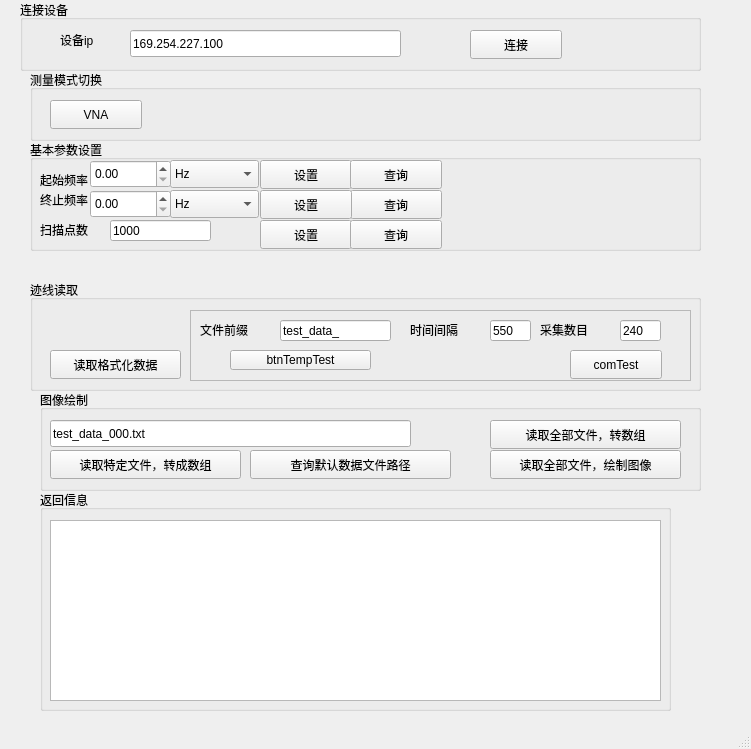
Before: the Qt Designer form mainwindow.ui in J4nnA/janna_51, drawn with Qt 5.
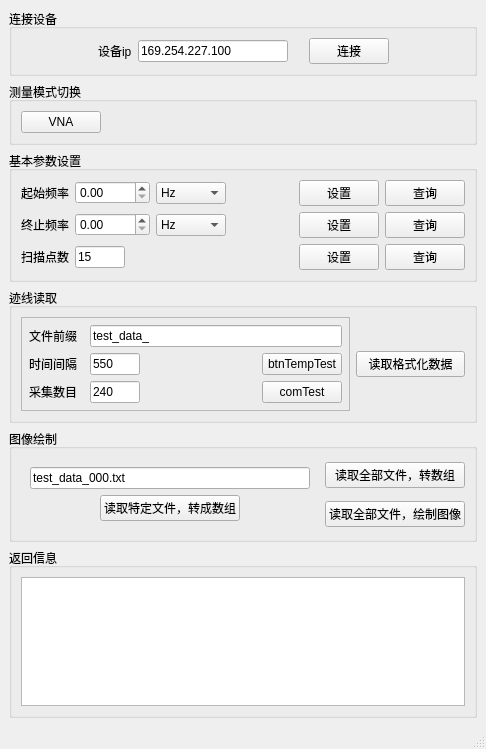
After: the same form once the commit is applied.

Commit message: 基于当前进度，完成了ui的优化

```diff
--- a/mainwindow.ui
+++ b/mainwindow.ui
@@ -6,7 +6,7 @@
    <rect>
     <x>0</x>
     <y>0</y>
-    <width>751</width>
+    <width>486</width>
     <height>749</height>
    </rect>
   </property>
@@ -14,153 +14,168 @@
    <string>MainWindow</string>
   </property>
   <widget class="QWidget" name="centralwidget">
-   <widget class="QGroupBox" name="groupBox_3">
-    <property name="geometry">
-     <rect>
-      <x>30</x>
-      <y>70</y>
-      <width>671</width>
-      <height>71</height>
-     </rect>
-    </property>
-    <property name="title">
-     <string>测量模式切换</string>
-    </property>
-    <widget class="QPushButton" name="btnVnaModeSwitch">
-     <property name="geometry">
-      <rect>
-       <x>20</x>
-       <y>30</y>
-       <width>92</width>
-       <height>29</height>
-      </rect>
-     </property>
-     <property name="text">
-      <string>VNA</string>
-     </property>
-    </widget>
-   </widget>
+   <layout class="QVBoxLayout" name="verticalLayout">
+    <item>
    <widget class="QGroupBox" name="groupBox">
-    <property name="geometry">
-     <rect>
-      <x>20</x>
-      <y>0</y>
-      <width>681</width>
-      <height>71</height>
-     </rect>
+      <property name="sizePolicy">
+       <sizepolicy hsizetype="Preferred" vsizetype="Preferred">
+        <horstretch>3</horstretch>
+        <verstretch>1</verstretch>
+       </sizepolicy>
     </property>
     <property name="title">
      <string>连接设备</string>
     </property>
+      <layout class="QHBoxLayout" name="horizontalLayout">
+       <item>
+        <spacer name="horizontalSpacer">
+         <property name="orientation">
+          <enum>Qt::Horizontal</enum>
+         </property>
+         <property name="sizeHint" stdset="0">
+          <size>
+           <width>40</width>
+           <height>20</height>
+          </size>
+         </property>
+        </spacer>
+       </item>
+       <item>
+        <widget class="QLabel" name="label">
+         <property name="text">
+          <string>设备ip</string>
+         </property>
+        </widget>
+       </item>
+       <item>
     <widget class="QLineEdit" name="leDeviceIp">
-     <property name="geometry">
-      <rect>
-       <x>110</x>
-       <y>30</y>
-       <width>271</width>
-       <height>27</height>
-      </rect>
+         <property name="sizePolicy">
+          <sizepolicy hsizetype="Minimum" vsizetype="Fixed">
+           <horstretch>0</horstretch>
+           <verstretch>0</verstretch>
+          </sizepolicy>
+         </property>
+         <property name="minimumSize">
+          <size>
+           <width>150</width>
+           <height>0</height>
+          </size>
      </property>
      <property name="text">
       <string>169.254.227.100</string>
      </property>
     </widget>
+       </item>
+       <item>
+        <spacer name="horizontalSpacer_3">
+         <property name="orientation">
+          <enum>Qt::Horizontal</enum>
+         </property>
+         <property name="sizeType">
+          <enum>QSizePolicy::Fixed</enum>
+         </property>
+         <property name="sizeHint" stdset="0">
+          <size>
+           <width>15</width>
+           <height>20</height>
+          </size>
+         </property>
+        </spacer>
+       </item>
+       <item>
     <widget class="QPushButton" name="btnConnect">
-     <property name="geometry">
-      <rect>
-       <x>450</x>
-       <y>30</y>
-       <width>92</width>
-       <height>29</height>
-      </rect>
-     </property>
      <property name="text">
       <string>连接</string>
      </property>
     </widget>
-    <widget class="QLabel" name="label">
-     <property name="geometry">
-      <rect>
-       <x>40</x>
-       <y>30</y>
-       <width>69</width>
+       </item>
+       <item>
+        <spacer name="horizontalSpacer_2">
+         <property name="orientation">
+          <enum>Qt::Horizontal</enum>
+         </property>
+         <property name="sizeHint" stdset="0">
+          <size>
+           <width>40</width>
        <height>20</height>
-      </rect>
-     </property>
-     <property name="text">
-      <string>设备ip</string>
-     </property>
-    </widget>
-   </widget>
-   <widget class="QGroupBox" name="groupBox_2">
-    <property name="geometry">
-     <rect>
-      <x>40</x>
-      <y>490</y>
-      <width>631</width>
-      <height>221</height>
-     </rect>
+          </size>
+         </property>
+        </spacer>
+       </item>
+      </layout>
+     </widget>
+    </item>
+    <item>
+     <widget class="QGroupBox" name="groupBox_3">
+      <property name="sizePolicy">
+       <sizepolicy hsizetype="Preferred" vsizetype="Preferred">
+        <horstretch>0</horstretch>
+        <verstretch>1</verstretch>
+       </sizepolicy>
     </property>
     <property name="title">
-     <string>返回信息</string>
-    </property>
-    <widget class="QTextBrowser" name="textBrowser">
-     <property name="geometry">
-      <rect>
-       <x>10</x>
-       <y>30</y>
-       <width>611</width>
-       <height>181</height>
-      </rect>
-     </property>
-    </widget>
-   </widget>
+       <string>测量模式切换</string>
+      </property>
+      <layout class="QHBoxLayout" name="horizontalLayout_2">
+       <item>
+        <widget class="QPushButton" name="btnVnaModeSwitch">
+         <property name="text">
+          <string>VNA</string>
+         </property>
+        </widget>
+       </item>
+       <item>
+        <spacer name="horizontalSpacer_4">
+         <property name="orientation">
+          <enum>Qt::Horizontal</enum>
+         </property>
+         <property name="sizeHint" stdset="0">
+          <size>
+           <width>346</width>
+           <height>20</height>
+          </size>
+         </property>
+        </spacer>
+       </item>
+      </layout>
+     </widget>
+    </item>
+    <item>
    <widget class="QGroupBox" name="groupBox_4">
-    <property name="geometry">
-     <rect>
-      <x>30</x>
-      <y>140</y>
-      <width>671</width>
-      <height>111</height>
-     </rect>
+      <property name="sizePolicy">
+       <sizepolicy hsizetype="Preferred" vsizetype="Preferred">
+        <horstretch>0</horstretch>
+        <verstretch>4</verstretch>
+       </sizepolicy>
     </property>
     <property name="title">
      <string>基本参数设置</string>
     </property>
+      <layout class="QGridLayout" name="gridLayout">
+       <item row="0" column="0">
     <widget class="QLabel" name="label_2">
-     <property name="geometry">
-      <rect>
-       <x>10</x>
-       <y>30</y>
-       <width>69</width>
-       <height>20</height>
-      </rect>
-     </property>
      <property name="text">
       <string>起始频率</string>
      </property>
     </widget>
-    <widget class="QLabel" name="label_3">
-     <property name="geometry">
-      <rect>
-       <x>10</x>
-       <y>50</y>
-       <width>69</width>
-       <height>20</height>
-      </rect>
-     </property>
-     <property name="text">
-      <string>终止频率</string>
-     </property>
-    </widget>
+       </item>
+       <item row="0" column="1">
+        <widget class="QDoubleSpinBox" name="dsbStartFreq">
+         <property name="minimumSize">
+          <size>
+           <width>75</width>
+           <height>0</height>
+          </size>
+         </property>
+        </widget>
+       </item>
+       <item row="0" column="2">
     <widget class="QComboBox" name="cbStartFreqUnit">
-     <property name="geometry">
-      <rect>
-       <x>140</x>
-       <y>20</y>
-       <width>89</width>
-       <height>28</height>
-      </rect>
+         <property name="minimumSize">
+          <size>
+           <width>70</width>
+           <height>0</height>
+          </size>
      </property>
      <item>
       <property name="text">
@@ -183,86 +198,51 @@
       </property>
      </item>
     </widget>
+       </item>
+       <item row="0" column="3">
+        <spacer name="horizontalSpacer_10">
+         <property name="orientation">
+          <enum>Qt::Horizontal</enum>
+         </property>
+         <property name="sizeHint" stdset="0">
+          <size>
+           <width>40</width>
+           <height>20</height>
+          </size>
+         </property>
+        </spacer>
+       </item>
+       <item row="0" column="4">
     <widget class="QPushButton" name="btnSetStartFreq">
-     <property name="geometry">
-      <rect>
-       <x>230</x>
-       <y>20</y>
-       <width>92</width>
-       <height>29</height>
-      </rect>
-     </property>
      <property name="text">
       <string>设置</string>
      </property>
     </widget>
-    <widget class="QPushButton" name="btnQueryStopFreq">
-     <property name="geometry">
-      <rect>
-       <x>320</x>
-       <y>50</y>
-       <width>92</width>
-       <height>29</height>
-      </rect>
-     </property>
-     <property name="text">
-      <string>查询</string>
-     </property>
-    </widget>
+       </item>
+       <item row="0" column="5">
     <widget class="QPushButton" name="btnQueryStartFreq">
-     <property name="geometry">
-      <rect>
-       <x>320</x>
-       <y>20</y>
-       <width>92</width>
-       <height>29</height>
-      </rect>
-     </property>
      <property name="text">
       <string>查询</string>
      </property>
     </widget>
-    <widget class="QPushButton" name="btnSetStopFreq">
-     <property name="geometry">
-      <rect>
-       <x>230</x>
-       <y>50</y>
-       <width>92</width>
-       <height>29</height>
-      </rect>
-     </property>
+       </item>
+       <item row="1" column="0">
+        <widget class="QLabel" name="label_3">
      <property name="text">
-      <string>设置</string>
-     </property>
-    </widget>
-    <widget class="QDoubleSpinBox" name="dsbStartFreq">
-     <property name="geometry">
-      <rect>
-       <x>60</x>
-       <y>20</y>
-       <width>81</width>
-       <height>28</height>
-      </rect>
-     </property>
-    </widget>
-    <widget class="QDoubleSpinBox" name="dsbStopFreq">
-     <property name="geometry">
-      <rect>
-       <x>60</x>
-       <y>50</y>
-       <width>81</width>
-       <height>28</height>
-      </rect>
-     </property>
-    </widget>
+          <string>终止频率</string>
+         </property>
+        </widget>
+       </item>
+       <item row="1" column="1">
+        <widget class="QDoubleSpinBox" name="dsbStopFreq"/>
+       </item>
+       <item row="1" column="2">
     <widget class="QComboBox" name="cbStopFreqUnit">
-     <property name="geometry">
-      <rect>
-       <x>140</x>
-       <y>50</y>
-       <width>89</width>
-       <height>28</height>
-      </rect>
+         <property name="minimumSize">
+          <size>
+           <width>70</width>
+           <height>0</height>
+          </size>
      </property>
      <item>
       <property name="text">
@@ -285,92 +265,95 @@
       </property>
      </item>
     </widget>
-    <widget class="QPushButton" name="btnSetSweepPoint">
-     <property name="geometry">
-      <rect>
-       <x>230</x>
-       <y>80</y>
-       <width>92</width>
-       <height>29</height>
-      </rect>
-     </property>
+       </item>
+       <item row="1" column="4">
+        <widget class="QPushButton" name="btnSetStopFreq">
      <property name="text">
       <string>设置</string>
      </property>
     </widget>
-    <widget class="QPushButton" name="btnQuerySweepPoint">
-     <property name="geometry">
-      <rect>
-       <x>320</x>
-       <y>80</y>
-       <width>92</width>
-       <height>29</height>
-      </rect>
-     </property>
+       </item>
+       <item row="1" column="5">
+        <widget class="QPushButton" name="btnQueryStopFreq">
      <property name="text">
       <string>查询</string>
      </property>
     </widget>
+       </item>
+       <item row="2" column="0">
     <widget class="QLabel" name="label_4">
-     <property name="geometry">
-      <rect>
-       <x>10</x>
-       <y>80</y>
-       <width>69</width>
-       <height>20</height>
-      </rect>
-     </property>
      <property name="text">
       <string>扫描点数</string>
      </property>
     </widget>
+       </item>
+       <item row="2" column="1">
     <widget class="QLineEdit" name="leSweepPoint">
-     <property name="geometry">
-      <rect>
-       <x>80</x>
-       <y>80</y>
-       <width>101</width>
-       <height>21</height>
-      </rect>
-     </property>
+         <property name="enabled">
+          <bool>true</bool>
+         </property>
+         <property name="sizePolicy">
+          <sizepolicy hsizetype="Fixed" vsizetype="Fixed">
+           <horstretch>0</horstretch>
+           <verstretch>0</verstretch>
+          </sizepolicy>
+         </property>
+         <property name="minimumSize">
+          <size>
+           <width>50</width>
+           <height>0</height>
+          </size>
+         </property>
+         <property name="maximumSize">
+          <size>
+           <width>50</width>
+           <height>16777215</height>
+          </size>
+         </property>
      <property name="text">
-      <string>1000</string>
-     </property>
-    </widget>
-   </widget>
+          <string>15</string>
+         </property>
+         <property name="maxLength">
+          <number>200</number>
+         </property>
+        </widget>
+       </item>
+       <item row="2" column="4">
+        <widget class="QPushButton" name="btnSetSweepPoint">
+         <property name="text">
+          <string>设置</string>
+         </property>
+        </widget>
+       </item>
+       <item row="2" column="5">
+        <widget class="QPushButton" name="btnQuerySweepPoint">
+         <property name="text">
+          <string>查询</string>
+         </property>
+        </widget>
+       </item>
+      </layout>
+     </widget>
+    </item>
+    <item>
    <widget class="QGroupBox" name="groupBox_5">
-    <property name="geometry">
-     <rect>
-      <x>30</x>
-      <y>280</y>
-      <width>671</width>
-      <height>111</height>
-     </rect>
+      <property name="sizePolicy">
+       <sizepolicy hsizetype="Preferred" vsizetype="Preferred">
+        <horstretch>0</horstretch>
+        <verstretch>4</verstretch>
+       </sizepolicy>
     </property>
     <property name="title">
      <string>迹线读取</string>
     </property>
-    <widget class="QPushButton" name="btnReadFormatData">
-     <property name="geometry">
-      <rect>
-       <x>20</x>
-       <y>70</y>
-       <width>131</width>
-       <height>29</height>
-      </rect>
-     </property>
-     <property name="text">
-      <string>读取格式化数据</string>
-     </property>
-    </widget>
+      <layout class="QHBoxLayout" name="horizontalLayout_3">
+       <item>
     <widget class="QFrame" name="frame">
-     <property name="geometry">
-      <rect>
-       <x>160</x>
-       <y>30</y>
-       <width>501</width>
-       <height>71</height>
-      </rect>
+         <property name="sizePolicy">
+          <sizepolicy hsizetype="Preferred" vsizetype="Preferred">
+           <horstretch>3</horstretch>
+           <verstretch>4</verstretch>
+          </sizepolicy>
      </property>
      <property name="frameShape">
       <enum>QFrame::StyledPanel</enum>
@@ -378,190 +361,250 @@
      <property name="frameShadow">
       <enum>QFrame::Raised</enum>
      </property>
-     <widget class="QPushButton" name="btnTempTest">
-      <property name="geometry">
-       <rect>
-        <x>40</x>
-        <y>40</y>
-        <width>141</width>
+         <layout class="QGridLayout" name="gridLayout_3">
+          <property name="leftMargin">
+           <number>7</number>
+          </property>
+          <property name="topMargin">
+           <number>7</number>
+          </property>
+          <property name="rightMargin">
+           <number>7</number>
+          </property>
+          <property name="bottomMargin">
+           <number>7</number>
+          </property>
+          <item row="2" column="5">
+           <widget class="QPushButton" name="btnComTest">
+            <property name="text">
+             <string>comTest</string>
+            </property>
+           </widget>
+          </item>
+          <item row="2" column="3" colspan="2">
+           <spacer name="horizontalSpacer_6">
+            <property name="orientation">
+             <enum>Qt::Horizontal</enum>
+            </property>
+            <property name="sizeHint" stdset="0">
+             <size>
+              <width>40</width>
         <height>20</height>
-       </rect>
-      </property>
-      <property name="text">
-       <string>btnTempTest</string>
-      </property>
-     </widget>
-     <widget class="QLineEdit" name="leCollectNum">
-      <property name="geometry">
-       <rect>
-        <x>430</x>
-        <y>10</y>
-        <width>41</width>
-        <height>21</height>
-       </rect>
-      </property>
-      <property name="text">
-       <string>240</string>
-      </property>
-     </widget>
+             </size>
+            </property>
+           </spacer>
+          </item>
+          <item row="2" column="0">
      <widget class="QLabel" name="label_13">
-      <property name="geometry">
-       <rect>
-        <x>350</x>
-        <y>10</y>
-        <width>91</width>
-        <height>20</height>
-       </rect>
-      </property>
       <property name="text">
        <string>采集数目</string>
       </property>
      </widget>
-     <widget class="QLineEdit" name="leTimeInterval">
-      <property name="geometry">
-       <rect>
-        <x>300</x>
-        <y>10</y>
-        <width>41</width>
-        <height>21</height>
-       </rect>
-      </property>
+          </item>
+          <item row="0" column="0">
+           <widget class="QLabel" name="label_12">
+            <property name="text">
+             <string>文件前缀</string>
+            </property>
+           </widget>
+          </item>
+          <item row="1" column="3" colspan="2">
+           <spacer name="horizontalSpacer_5">
+            <property name="orientation">
+             <enum>Qt::Horizontal</enum>
+            </property>
+            <property name="sizeHint" stdset="0">
+             <size>
+              <width>40</width>
+              <height>20</height>
+             </size>
+            </property>
+           </spacer>
+          </item>
+          <item row="1" column="5">
+           <widget class="QPushButton" name="btnTempTest">
       <property name="text">
-       <string>550</string>
-      </property>
-     </widget>
+             <string>btnTempTest</string>
+            </property>
+           </widget>
+          </item>
+          <item row="1" column="0">
      <widget class="QLabel" name="label_10">
-      <property name="geometry">
-       <rect>
-        <x>220</x>
-        <y>10</y>
-        <width>81</width>
-        <height>20</height>
-       </rect>
-      </property>
       <property name="text">
        <string>时间间隔</string>
       </property>
      </widget>
+          </item>
+          <item row="1" column="2">
+           <widget class="QLineEdit" name="leTimeInterval">
+            <property name="sizePolicy">
+             <sizepolicy hsizetype="Fixed" vsizetype="Fixed">
+              <horstretch>0</horstretch>
+              <verstretch>0</verstretch>
+             </sizepolicy>
+            </property>
+            <property name="minimumSize">
+             <size>
+              <width>50</width>
+              <height>0</height>
+             </size>
+            </property>
+            <property name="maximumSize">
+             <size>
+              <width>50</width>
+              <height>16777215</height>
+             </size>
+            </property>
+            <property name="text">
+             <string>550</string>
+            </property>
+           </widget>
+          </item>
+          <item row="2" column="2">
+           <widget class="QLineEdit" name="leCollectNum">
+            <property name="sizePolicy">
+             <sizepolicy hsizetype="Preferred" vsizetype="Fixed">
+              <horstretch>0</horstretch>
+              <verstretch>0</verstretch>
+             </sizepolicy>
+            </property>
+            <property name="minimumSize">
+             <size>
+              <width>10</width>
+              <height>0</height>
+             </size>
+            </property>
+            <property name="maximumSize">
+             <size>
+              <width>50</width>
+              <height>16777215</height>
+             </size>
+            </property>
+            <property name="text">
+             <string>240</string>
+            </property>
+           </widget>
+          </item>
+          <item row="0" column="2" colspan="4">
      <widget class="QLineEdit" name="leFilePrefix">
-      <property name="geometry">
-       <rect>
-        <x>90</x>
-        <y>10</y>
-        <width>111</width>
-        <height>21</height>
-       </rect>
-      </property>
       <property name="text">
        <string>test_data_</string>
       </property>
      </widget>
-     <widget class="QLabel" name="label_12">
-      <property name="geometry">
-       <rect>
-        <x>10</x>
-        <y>10</y>
-        <width>71</width>
-        <height>20</height>
-       </rect>
-      </property>
-      <property name="text">
-       <string>文件前缀</string>
-      </property>
-     </widget>
-     <widget class="QPushButton" name="btnComTest">
-      <property name="geometry">
-       <rect>
-        <x>380</x>
-        <y>40</y>
-        <width>92</width>
-        <height>29</height>
-       </rect>
+          </item>
+         </layout>
+        </widget>
+       </item>
+       <item>
+        <widget class="QPushButton" name="btnReadFormatData">
+         <property name="sizePolicy">
+          <sizepolicy hsizetype="Minimum" vsizetype="Fixed">
+           <horstretch>1</horstretch>
+           <verstretch>1</verstretch>
+          </sizepolicy>
       </property>
       <property name="text">
-       <string>comTest</string>
-      </property>
-     </widget>
-    </widget>
-   </widget>
+          <string>读取格式化数据</string>
+         </property>
+        </widget>
+       </item>
+      </layout>
+     </widget>
+    </item>
+    <item>
    <widget class="QGroupBox" name="groupBox_6">
-    <property name="geometry">
-     <rect>
-      <x>40</x>
-      <y>390</y>
-      <width>661</width>
-      <height>101</height>
-     </rect>
+      <property name="sizePolicy">
+       <sizepolicy hsizetype="Preferred" vsizetype="Preferred">
+        <horstretch>0</horstretch>
+        <verstretch>3</verstretch>
+       </sizepolicy>
     </property>
     <property name="title">
      <string>图像绘制</string>
     </property>
+      <layout class="QGridLayout" name="gridLayout_2">
+       <item row="0" column="0" rowspan="2">
+        <widget class="QWidget" name="widget" native="true">
+         <layout class="QGridLayout" name="gridLayout_5">
+          <item row="1" column="0">
+           <spacer name="horizontalSpacer_8">
+            <property name="orientation">
+             <enum>Qt::Horizontal</enum>
+            </property>
+            <property name="sizeHint" stdset="0">
+             <size>
+              <width>40</width>
+              <height>20</height>
+             </size>
+            </property>
+           </spacer>
+          </item>
+          <item row="1" column="1">
     <widget class="QPushButton" name="btnReadSpecFile">
-     <property name="geometry">
-      <rect>
-       <x>10</x>
-       <y>60</y>
-       <width>191</width>
-       <height>29</height>
-      </rect>
-     </property>
      <property name="text">
       <string>读取特定文件，转成数组</string>
      </property>
     </widget>
-    <widget class="QPushButton" name="btnQueryDefaultPath">
-     <property name="geometry">
-      <rect>
-       <x>210</x>
-       <y>60</y>
-       <width>201</width>
-       <height>29</height>
-      </rect>
-     </property>
-     <property name="text">
-      <string>查询默认数据文件路径</string>
-     </property>
-    </widget>
+          </item>
+          <item row="1" column="2">
+           <spacer name="horizontalSpacer_9">
+            <property name="orientation">
+             <enum>Qt::Horizontal</enum>
+            </property>
+            <property name="sizeHint" stdset="0">
+             <size>
+              <width>40</width>
+              <height>20</height>
+             </size>
+            </property>
+           </spacer>
+          </item>
+          <item row="0" column="0" colspan="3">
     <widget class="QLineEdit" name="leFileName">
-     <property name="geometry">
-      <rect>
-       <x>10</x>
-       <y>30</y>
-       <width>361</width>
-       <height>27</height>
-      </rect>
-     </property>
      <property name="text">
       <string>test_data_000.txt</string>
      </property>
     </widget>
+          </item>
+         </layout>
+        </widget>
+       </item>
+       <item row="0" column="1">
     <widget class="QPushButton" name="btnReadAllFile">
-     <property name="geometry">
-      <rect>
-       <x>450</x>
-       <y>30</y>
-       <width>191</width>
-       <height>29</height>
-      </rect>
-     </property>
      <property name="text">
       <string>读取全部文件，转数组</string>
      </property>
     </widget>
+       </item>
+       <item row="1" column="1">
     <widget class="QPushButton" name="btnPlotGraph">
-     <property name="geometry">
-      <rect>
-       <x>450</x>
-       <y>60</y>
-       <width>191</width>
-       <height>29</height>
-      </rect>
-     </property>
      <property name="text">
       <string>读取全部文件，绘制图像</string>
      </property>
     </widget>
-   </widget>
+       </item>
+      </layout>
+     </widget>
+    </item>
+    <item>
+     <widget class="QGroupBox" name="groupBox_2">
+      <property name="sizePolicy">
+       <sizepolicy hsizetype="Preferred" vsizetype="Preferred">
+        <horstretch>0</horstretch>
+        <verstretch>6</verstretch>
+       </sizepolicy>
+      </property>
+      <property name="title">
+       <string>返回信息</string>
+      </property>
+      <layout class="QVBoxLayout" name="verticalLayout_2">
+       <item>
+        <widget class="QTextBrowser" name="textBrowser"/>
+       </item>
+      </layout>
+     </widget>
+    </item>
+   </layout>
   </widget>
   <widget class="QMenuBar" name="menubar">
    <property name="geometry">
```
Left out of the diff: 4 changed lines with no effect on the pictures. Lines whose indentation alone changed are shown as unchanged. The commit also changes 1 other file.
